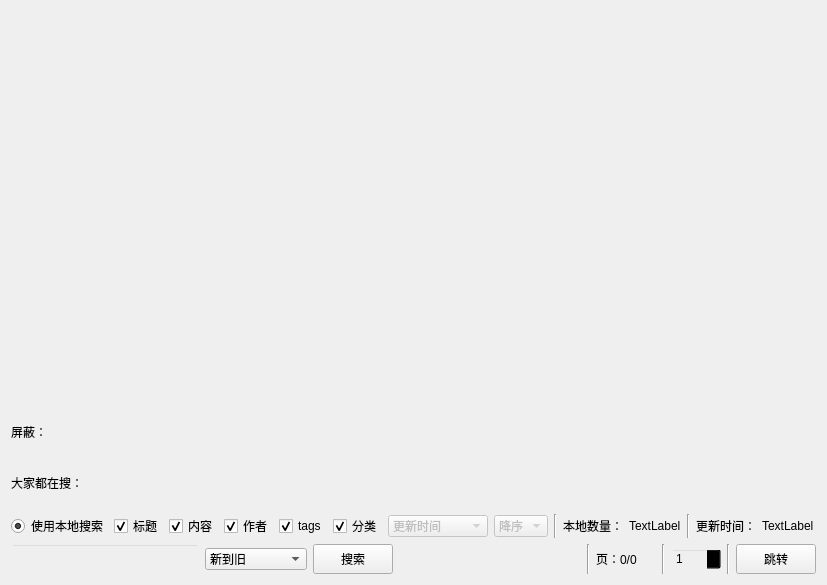
Old version of the form ui/search.ui in the repository tonquer/picacg-qt.
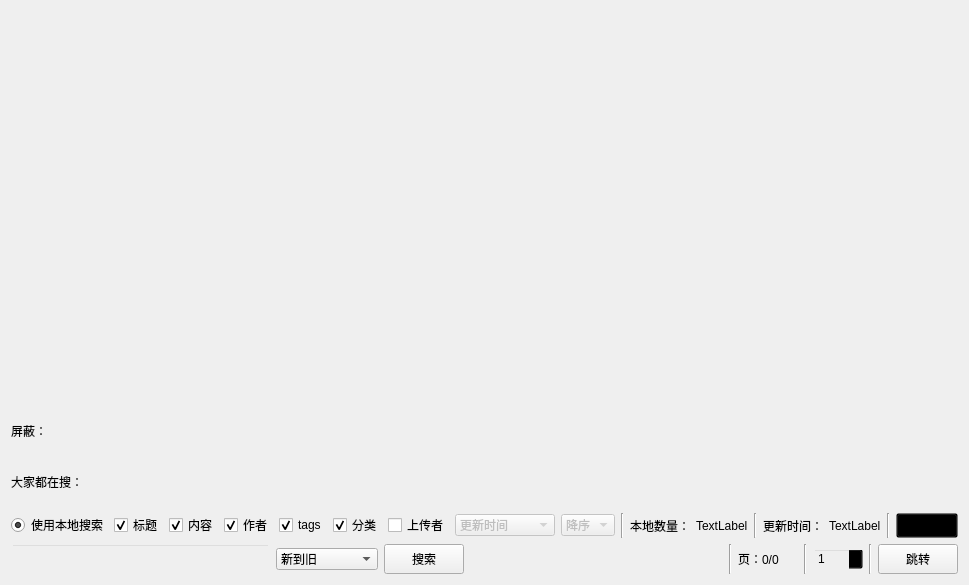
New version of the form. Custom widgets are drawn as their Qt base class.

The edit to the form file:
```diff
--- a/ui/search.ui
+++ b/ui/search.ui
@@ -91,6 +91,13 @@
        </property>
       </widget>
      </item>
+     <item>
+      <widget class="QCheckBox" name="creatorBox">
+       <property name="text">
+        <string>上传者</string>
+       </property>
+      </widget>
+     </item>
      <item>
       <widget class="QComboBox" name="sortKey">
        <property name="enabled">
@@ -193,6 +200,23 @@
        </property>
       </widget>
      </item>
+     <item>
+      <widget class="Line" name="line_3">
+       <property name="orientation">
+        <enum>Qt::Vertical</enum>
+       </property>
+      </widget>
+     </item>
+     <item>
+      <widget class="QToolButton" name="sucLabel">
+       <property name="styleSheet">
+        <string notr="true">background-color:transparent;</string>
+       </property>
+       <property name="text">
+        <string>正在更新</string>
+       </property>
+      </widget>
+     </item>
      <item>
       <spacer name="horizontalSpacer">
        <property name="orientation">
@@ -505,16 +529,16 @@
   </layout>
  </widget>
  <customwidgets>
-  <customwidget>
-   <class>QtBookList</class>
-   <extends>QListWidget</extends>
-   <header location="global">.qtlistwidget.h</header>
-  </customwidget>
   <customwidget>
    <class>QtCategoryList</class>
    <extends>QListWidget</extends>
    <header location="global">.qtlistwidget.h</header>
   </customwidget>
+  <customwidget>
+   <class>QtBookList</class>
+   <extends>QListWidget</extends>
+   <header location="global">.qtlistwidget.h</header>
+  </customwidget>
   <customwidget>
    <class>CompleteLineEdit</class>
    <extends>QLineEdit</extends>
```
Left out of the diff: 21 changed lines with no effect on the pictures.
